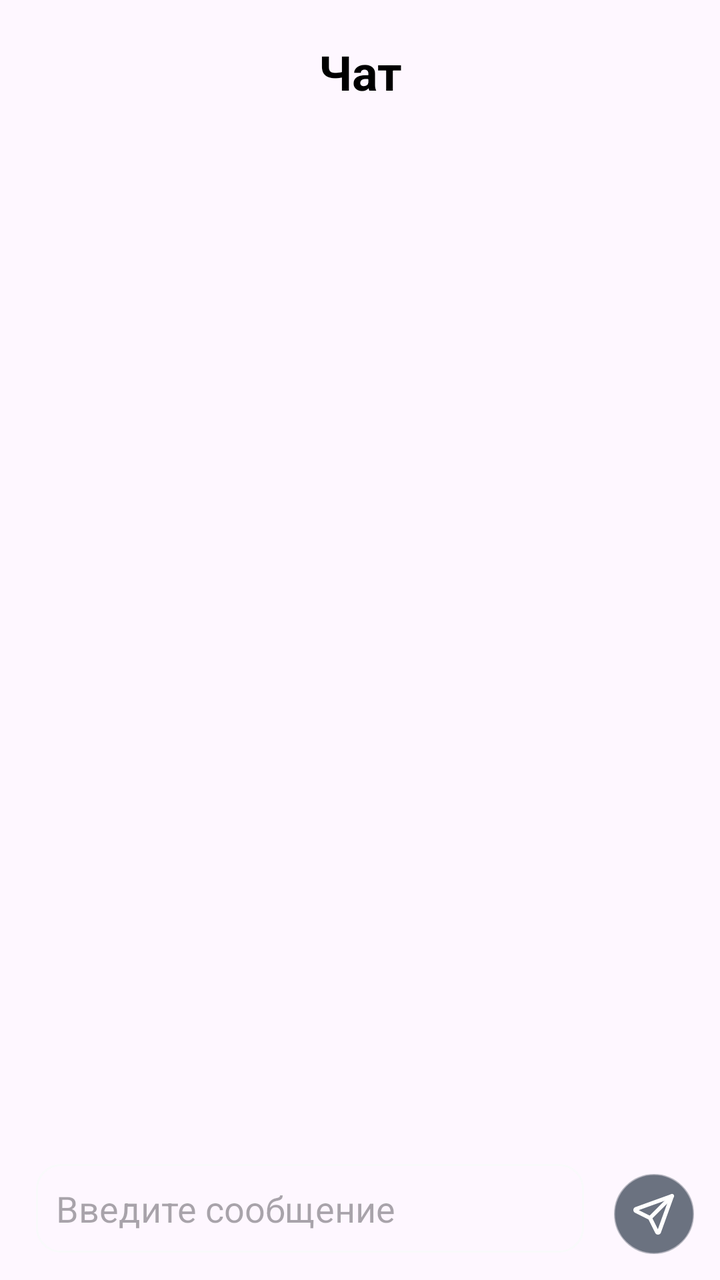
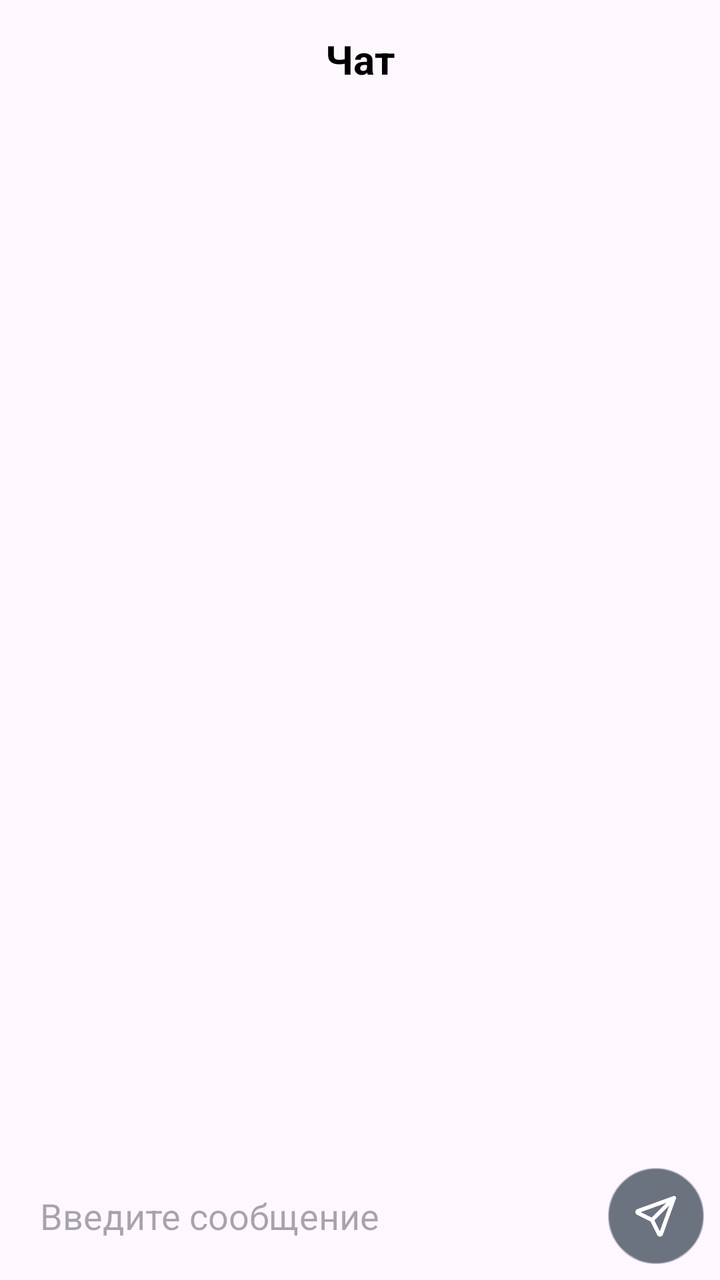

The first picture is an Android layout as it rendered before a commit; the second is the same layout after the commit. The layout source and the unified diff follow.
<!-- AndroidManifest.xml: application theme Theme.Conference -->
<!-- res/layout/fragment_chat.xml -->
<?xml version="1.0" encoding="utf-8"?>
<FrameLayout
    xmlns:android="http://schemas.android.com/apk/res/android"
    xmlns:app="http://schemas.android.com/apk/res-auto"
    xmlns:tools="http://schemas.android.com/tools"
    android:layout_width="match_parent"
    android:layout_height="match_parent"
    tools:context=".ChatFragment">

    
    <TextView
        android:id="@+id/chat_title"
        android:layout_width="match_parent"
        android:layout_height="40dp"
        android:layout_margin="16dp"
        android:text="Чат"
        android:textColor="@color/black"
        android:textSize="24sp"
        android:textStyle="bold"
        android:gravity="center"/>

    
    <LinearLayout
        android:layout_width="match_parent"
        android:layout_height="match_parent"
        android:orientation="vertical"
        android:layout_marginTop="56dp">

        
        <androidx.recyclerview.widget.RecyclerView
            android:id="@+id/chat_recycler"
            android:layout_width="match_parent"
            android:layout_height="700dp"
            tools:listitem="@layout/message_item"
            android:layout_weight="1"


            android:padding="8dp"/>

        
        <LinearLayout
            android:id="@+id/message_input_layout"
            android:layout_width="match_parent"
            android:layout_height="wrap_content"
            android:orientation="horizontal"
            android:padding="8dp">

            <EditText
                android:id="@+id/message_edit"
                android:layout_width="0dp"
                android:layout_height="wrap_content"
                android:layout_marginHorizontal="10dp"
                android:layout_weight="1"
                android:background="@drawable/edittext_background"
                android:hint="Введите сообщение"
                android:padding="10dp" />

            <ImageButton
                android:id="@+id/send_button"
                style="@style/Widget.Button.Gray"
                android:layout_width="40dp"
                android:layout_height="40dp"
                android:layout_gravity="center"
                android:layout_margin="5dp"
                android:contentDescription="Отправить"
                android:src="@drawable/iconstack_io____send_" />
        </LinearLayout>
    </LinearLayout>

</FrameLayout>
<!-- res/layout/message_item.xml (included above) -->
<?xml version="1.0" encoding="utf-8"?>
<LinearLayout xmlns:android="http://schemas.android.com/apk/res/android"
    android:layout_width="match_parent"
    android:layout_height="wrap_content"

    android:orientation="vertical">
<LinearLayout
    android:layout_width="match_parent"
    android:layout_height="wrap_content"
    android:layout_marginVertical="5dp">
    <TextView
        android:id="@+id/sender_name"
        android:layout_width="wrap_content"
        android:layout_height="wrap_content"
        android:textStyle="bold"
        android:text="Maksatbek"
        android:textSize="20sp"

        />
    <TextView
        android:id="@+id/time_stamp"
        android:layout_width="wrap_content"
        android:layout_height="wrap_content"
        android:layout_marginLeft="10dp"
        android:text="19:15"
        android:textSize="16sp"
        android:layout_gravity="top"
        android:translationY="-8dp"
        />


</LinearLayout>
    <TextView
        android:id="@+id/message_text"
      style="@style/OutgoingMessageStyle"
        android:layout_width="wrap_content"
        android:maxWidth="300dp"
        android:layout_height="wrap_content"
        android:text="Привввввввввввфафвафафввафвыафафвафафафавфафафафафафафафвафафаввет"
        android:textSize="15sp"
        android:layout_marginLeft="20dp"/>
</LinearLayout>
<!-- resources referenced by this layout -->
<resources>
  <color name="black">#000000</color>
  <!-- drawable edittext_background (drawable) -->
  <?xml version="1.0" encoding="utf-8"?>
  <shape xmlns:android="http://schemas.android.com/apk/res/android">
  <corners android:radius="12dp"/>
      <stroke
          android:width="1dp"
          android:color="@color/gray_50"
          />
  </shape>
  <!-- drawable iconstack_io____send_ (drawable) -->
  <vector xmlns:android="http://schemas.android.com/apk/res/android"
      android:width="24dp"
      android:height="24dp"
      android:viewportWidth="24"
      android:viewportHeight="24">
    <path
        android:pathData="M10,14L21,3"
        android:strokeLineJoin="round"
        android:strokeWidth="2"
        android:fillColor="#00000000"
        android:strokeColor="@color/white"
        android:strokeLineCap="round"/>
    <path
        android:pathData="M21,3L14.5,21C14.456,21.096 14.386,21.177 14.297,21.234C14.208,21.291 14.105,21.321 14,21.321C13.895,21.321 13.792,21.291 13.703,21.234C13.614,21.177 13.544,21.096 13.5,21L10,14L3,10.5C2.904,10.456 2.823,10.386 2.766,10.297C2.709,10.208 2.679,10.105 2.679,10C2.679,9.895 2.709,9.792 2.766,9.703C2.823,9.614 2.904,9.544 3,9.5L21,3Z"
        android:strokeLineJoin="round"
        android:strokeWidth="2"
        android:fillColor="#00000000"
        android:strokeColor="@color/white"
        android:strokeLineCap="round"/>
  </vector>
  <style name="OutgoingMessageStyle">
          <item name="android:background">@drawable/bg_outgoing</item>
          <item name="android:textColor">@android:color/white</item>
          <item name="android:textSize">16sp</item>
      </style>
  <style name="Widget.Button.Gray" parent="Widget.AppCompat.ImageButton">
          <item name="android:backgroundTint">@color/gray_500</item>
          <item name="android:background">@drawable/icons_form_circle</item>
          <item name="android:textColor">@color/white</item>
      </style>
  <style name="Theme.Conference" parent="Base.Theme.Conference" />
  <color name="gray_50">#f9fafb</color>
  <color name="white">#FFFFFF</color>
  <!-- drawable bg_outgoing (drawable) -->
  <shape xmlns:android="http://schemas.android.com/apk/res/android"
      android:shape="rectangle">
      <solid android:color="#4CAF50"/> 
      <corners android:radius="12dp"/>
      <padding android:left="12dp" android:top="8dp"
          android:right="12dp" android:bottom="8dp"/>
  </shape>
  <color name="gray_500">#6b7280</color>
  <!-- drawable icons_form_circle (drawable) -->
  <?xml version="1.0" encoding="utf-8"?>
  <shape xmlns:android="http://schemas.android.com/apk/res/android">
  
      <solid android:color="#42414D" />
  
      <stroke
          android:width="1dp"
          android:color="#80FFFFFF" />
  
      <corners android:radius="90dp" />
  
  </shape>
  <style name="Base.Theme.Conference" parent="Theme.Material3.DayNight.NoActionBar">
          
          
      </style>
</resources>

<!-- the commit's change to res/layout/fragment_chat.xml (unified diff, before → after) -->
@@ -1,5 +1,5 @@
 <?xml version="1.0" encoding="utf-8"?>
-<FrameLayout
+<androidx.constraintlayout.widget.ConstraintLayout
     xmlns:android="http://schemas.android.com/apk/res/android"
     xmlns:app="http://schemas.android.com/apk/res-auto"
     xmlns:tools="http://schemas.android.com/tools"
@@ -10,104 +10,114 @@
     
     <TextView
         android:id="@+id/chat_title"
-        android:layout_width="match_parent"
-        android:layout_height="40dp"
-        android:layout_margin="16dp"
+        android:layout_width="wrap_content"
+        android:layout_height="wrap_content"
+        android:padding="16dp"
         android:text="Чат"
         android:textColor="@color/black"
-        android:textSize="24sp"
+        android:textSize="20sp"
         android:textStyle="bold"
-        android:gravity="center"/>
+        android:gravity="center"
+        app:layout_constraintTop_toTopOf="parent"
+        app:layout_constraintStart_toStartOf="parent"
+        app:layout_constraintEnd_toEndOf="parent"/>
 
     
-    <LinearLayout
+    <androidx.recyclerview.widget.RecyclerView
+        android:id="@+id/chat_recycler"
         android:layout_width="match_parent"
-        android:layout_height="match_parent"
-        android:orientation="vertical"
-        android:layout_marginTop="56dp">
+        android:layout_height="700dp"
+        android:padding="8dp"
+        android:clipToPadding="false"
+        app:layout_constraintTop_toBottomOf="@id/chat_title"
+        app:layout_constraintBottom_toTopOf="@id/message_input_layout"
+        app:layout_constraintStart_toStartOf="parent"
+        app:layout_constraintEnd_toEndOf="parent"
+        tools:listitem="@layout/message_item" />
 
-        
-        <androidx.recyclerview.widget.RecyclerView
-            android:id="@+id/chat_recycler"
-            android:layout_width="match_parent"
-            android:layout_height="700dp"
-            tools:listitem="@layout/message_item"
-            android:layout_weight="1"
+    
+    <androidx.constraintlayout.widget.ConstraintLayout
+        android:id="@+id/message_input_layout"
+        android:layout_width="0dp"
+        android:layout_height="wrap_content"
+        android:padding="8dp"
+        android:background="?android:attr/windowBackground"
+        app:layout_constraintBottom_toBottomOf="parent"
+        app:layout_constraintStart_toStartOf="parent"
+        app:layout_constraintEnd_toEndOf="parent">
 
+        <EditText
+            android:id="@+id/message_edit"
+            android:layout_width="0dp"
+            android:layout_height="wrap_content"
+            android:layout_marginEnd="8dp"
+            android:background="@drawable/edittext_background"
+            android:hint="Введите сообщение"
+            android:padding="12dp"
+            android:maxLines="4"
+            app:layout_constraintBottom_toBottomOf="parent"
+            app:layout_constraintEnd_toStartOf="@+id/send_button"
+            app:layout_constraintStart_toStartOf="parent"
+            app:layout_constraintTop_toTopOf="parent" />
 
-            android:padding="8dp"/>
+        <ImageButton
+            android:id="@+id/send_button"
+            style="@style/Widget.Button.Gray"
+            android:layout_width="48dp"
+            android:layout_height="48dp"
+            android:contentDescription="Отправить"
+            android:src="@drawable/iconstack_io____send_"
+            app:layout_constraintBottom_toBottomOf="parent"
+            app:layout_constraintEnd_toEndOf="parent"
+            app:layout_constraintTop_toTopOf="parent" />
 
-        
-        <LinearLayout
-            android:id="@+id/message_input_layout"
-            android:layout_width="match_parent"
-            android:layout_height="wrap_content"
-            android:orientation="horizontal"
-            android:padding="8dp">
+    </androidx.constraintlayout.widget.ConstraintLayout>
 
-            <EditText
-                android:id="@+id/message_edit"
-                android:layout_width="0dp"
-                android:layout_height="wrap_content"
-                android:layout_marginHorizontal="10dp"
-                android:layout_weight="1"
-                android:background="@drawable/edittext_background"
-                android:hint="Введите сообщение"
-                android:padding="10dp" />
-
-            <ImageButton
-                android:id="@+id/send_button"
-                style="@style/Widget.Button.Gray"
-                android:layout_width="40dp"
-                android:layout_height="40dp"
-                android:layout_gravity="center"
-                android:layout_margin="5dp"
-                android:contentDescription="Отправить"
-                android:src="@drawable/iconstack_io____send_" />
-        </LinearLayout>
-    </LinearLayout>
-
-</FrameLayout>
+</androidx.constraintlayout.widget.ConstraintLayout>
 <!-- res/layout/message_item.xml (included above) -->
 <?xml version="1.0" encoding="utf-8"?>
 <LinearLayout xmlns:android="http://schemas.android.com/apk/res/android"
     android:layout_width="match_parent"
     android:layout_height="wrap_content"
+    android:padding="8dp"
+    android:orientation="vertical">
 
-    android:orientation="vertical">
-<LinearLayout
-    android:layout_width="match_parent"
-    android:layout_height="wrap_content"
-    android:layout_marginVertical="5dp">
-    <TextView
-        android:id="@+id/sender_name"
+    <LinearLayout
+        android:id="@+id/message_container"
         android:layout_width="wrap_content"
         android:layout_height="wrap_content"
-        android:textStyle="bold"
-        android:text="Maksatbek"
-        android:textSize="20sp"
+        android:orientation="vertical">
 
-        />
-    <TextView
-        android:id="@+id/time_stamp"
-        android:layout_width="wrap_content"
-        android:layout_height="wrap_content"
-        android:layout_marginLeft="10dp"
-        android:text="19:15"
-        android:textSize="16sp"
-        android:layout_gravity="top"
-        android:translationY="-8dp"
-        />
+        <LinearLayout
+            android:layout_width="wrap_content"
+            android:layout_height="wrap_content"
+            android:orientation="horizontal"
+            android:layout_marginBottom="2dp">
+            <TextView
+                android:id="@+id/sender_name"
+                android:layout_width="wrap_content"
+                android:layout_height="wrap_content"
+                android:textStyle="bold"
+                android:text="Name"
+                android:textSize="14sp" />
+            <TextView
+                android:id="@+id/time_stamp"
+                android:layout_width="wrap_content"
+                android:layout_height="wrap_content"
+                android:layout_marginStart="8dp"
+                android:text="19:15"
+                android:textSize="12sp"
+                android:alpha="0.6" />
+        </LinearLayout>
 
-
+        <TextView
+            android:id="@+id/message_text"
+            android:layout_width="wrap_content"
+            android:layout_height="wrap_content"
+            android:maxWidth="280dp"
+            android:padding="10dp"
+            android:text="Message content"
+            android:textSize="16sp"
+            android:background="@drawable/bg_incoming" />
+    </LinearLayout>
 </LinearLayout>
-    <TextView
-        android:id="@+id/message_text"
-      style="@style/OutgoingMessageStyle"
-        android:layout_width="wrap_content"
-        android:maxWidth="300dp"
-        android:layout_height="wrap_content"
-        android:text="Привввввввввввфафвафафввафвыафафвафафафавфафафафафафафафвафафаввет"
-        android:textSize="15sp"
-        android:layout_marginLeft="20dp"/>
-</LinearLayout>
<!-- resource entries referenced after the edit -->
@@ -1,6 +1,14 @@
 <!-- resources referenced by this layout -->
 <resources>
   <color name="black">#000000</color>
+  <!-- drawable bg_incoming (drawable) -->
+  <shape xmlns:android="http://schemas.android.com/apk/res/android"
+      android:shape="rectangle">
+      <solid android:color="@color/gray_500"/> 
+      <corners android:radius="12dp"/>
+      <padding android:left="12dp" android:top="8dp"
+          android:right="12dp" android:bottom="8dp"/>
+  </shape>
   <!-- drawable edittext_background (drawable) -->
   <?xml version="1.0" encoding="utf-8"?>
   <shape xmlns:android="http://schemas.android.com/apk/res/android">
@@ -31,11 +39,6 @@
         android:strokeColor="@color/white"
         android:strokeLineCap="round"/>
   </vector>
-  <style name="OutgoingMessageStyle">
-          <item name="android:background">@drawable/bg_outgoing</item>
-          <item name="android:textColor">@android:color/white</item>
-          <item name="android:textSize">16sp</item>
-      </style>
   <style name="Widget.Button.Gray" parent="Widget.AppCompat.ImageButton">
           <item name="android:backgroundTint">@color/gray_500</item>
           <item name="android:background">@drawable/icons_form_circle</item>
@@ -44,14 +47,6 @@
   <style name="Theme.Conference" parent="Base.Theme.Conference" />
   <color name="gray_50">#f9fafb</color>
   <color name="white">#FFFFFF</color>
-  <!-- drawable bg_outgoing (drawable) -->
-  <shape xmlns:android="http://schemas.android.com/apk/res/android"
-      android:shape="rectangle">
-      <solid android:color="#4CAF50"/> 
-      <corners android:radius="12dp"/>
-      <padding android:left="12dp" android:top="8dp"
-          android:right="12dp" android:bottom="8dp"/>
-  </shape>
   <color name="gray_500">#6b7280</color>
   <!-- drawable icons_form_circle (drawable) -->
   <?xml version="1.0" encoding="utf-8"?>
